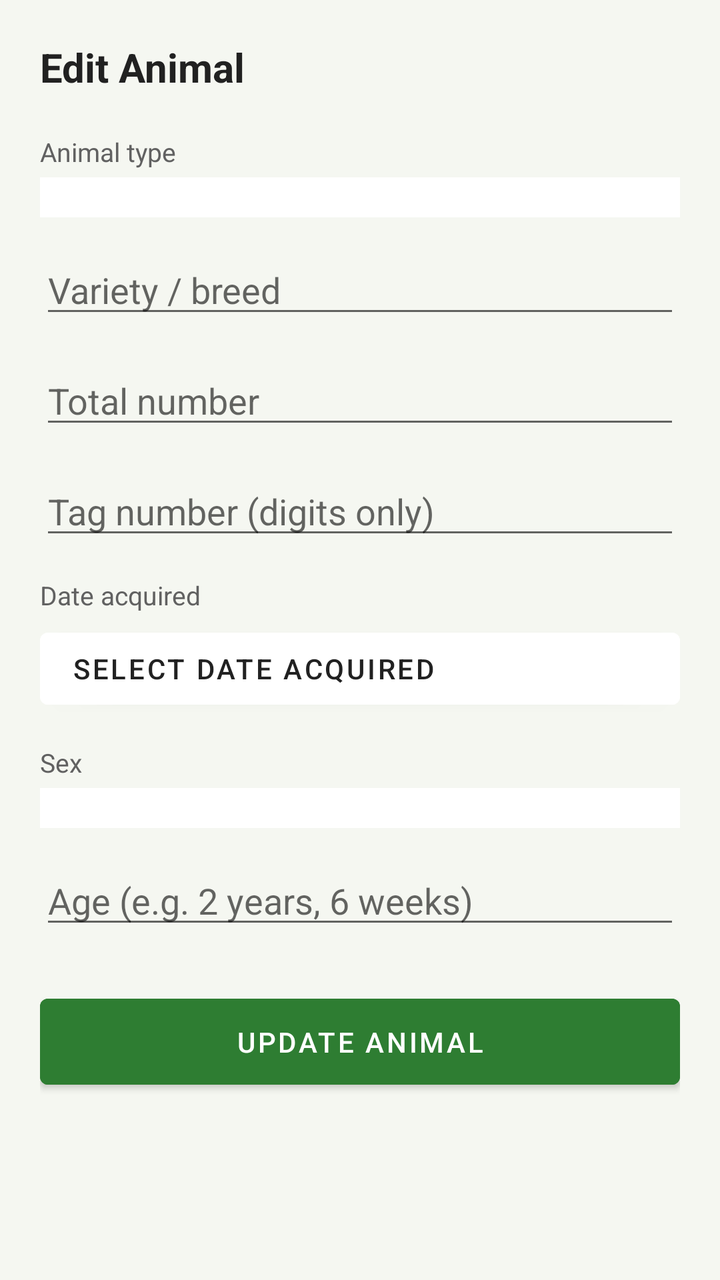
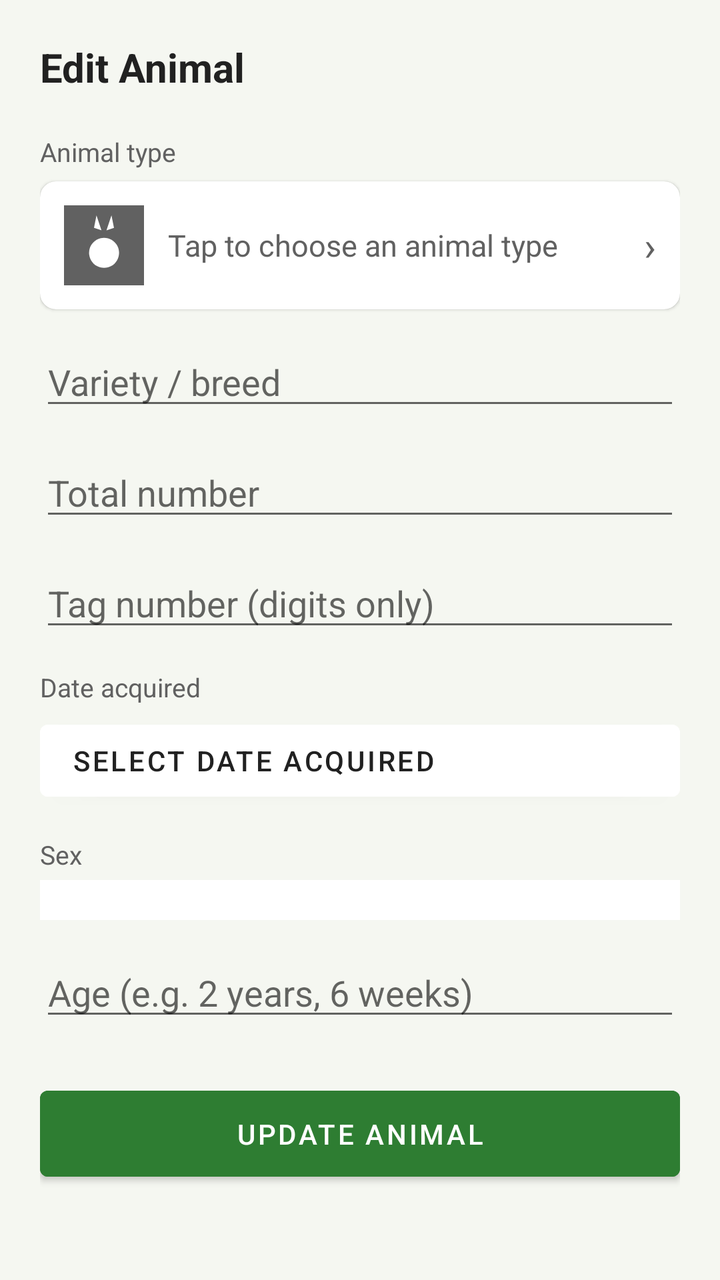

Screens rendered from an Android XML layout before and after an edit, with the pre-edit source and the edit as a unified diff.
<!-- AndroidManifest.xml: application theme Theme.AnimalManagerApp -->
<!-- res/layout/activity_edit_animal.xml -->
<?xml version="1.0" encoding="utf-8"?>
<ScrollView xmlns:android="http://schemas.android.com/apk/res/android"
    android:layout_width="match_parent"
    android:layout_height="match_parent"
    android:background="@color/background_light"
    android:fillViewport="true">

    <LinearLayout
        android:layout_width="match_parent"
        android:layout_height="wrap_content"
        android:orientation="vertical"
        android:padding="20dp">

        <TextView
            android:layout_width="wrap_content"
            android:layout_height="wrap_content"
            android:text="Edit Animal"
            android:textColor="@color/text_primary"
            android:textSize="20sp"
            android:textStyle="bold" />

        <TextView
            android:layout_width="wrap_content"
            android:layout_height="wrap_content"
            android:layout_marginTop="20dp"
            android:text="Animal type"
            android:textColor="@color/text_secondary"
            android:textSize="13sp" />

        <Spinner
            android:id="@+id/spinnerAnimalType"
            android:layout_width="match_parent"
            android:layout_height="wrap_content"
            android:layout_marginTop="4dp"
            android:background="@color/card_white"
            android:padding="10dp" />

        <EditText
            android:id="@+id/etCustomAnimalType"
            android:layout_width="match_parent"
            android:layout_height="wrap_content"
            android:layout_marginTop="10dp"
            android:hint="Enter animal type"
            android:inputType="textCapWords"
            android:visibility="gone" />

        <EditText
            android:id="@+id/etVariety"
            android:layout_width="match_parent"
            android:layout_height="wrap_content"
            android:layout_marginTop="14dp"
            android:hint="Variety / breed"
            android:inputType="textCapWords" />

        <EditText
            android:id="@+id/etQuantity"
            android:layout_width="match_parent"
            android:layout_height="wrap_content"
            android:layout_marginTop="14dp"
            android:hint="Total number"
            android:inputType="number" />

        <LinearLayout
            android:id="@+id/llPoultryFields"
            android:layout_width="match_parent"
            android:layout_height="wrap_content"
            android:orientation="vertical"
            android:visibility="gone">

            <EditText
                android:id="@+id/etLayingCount"
                android:layout_width="match_parent"
                android:layout_height="wrap_content"
                android:layout_marginTop="14dp"
                android:hint="Number currently laying (optional)"
                android:inputType="number" />

            <EditText
                android:id="@+id/etTraysCollected"
                android:layout_width="match_parent"
                android:layout_height="wrap_content"
                android:layout_marginTop="14dp"
                android:hint="Egg trays collected so far (optional)"
                android:inputType="number" />
        </LinearLayout>

        <EditText
            android:id="@+id/etTagNumber"
            android:layout_width="match_parent"
            android:layout_height="wrap_content"
            android:layout_marginTop="14dp"
            android:hint="Tag number (digits only)"
            android:inputType="number" />

        <TextView
            android:layout_width="wrap_content"
            android:layout_height="wrap_content"
            android:layout_marginTop="14dp"
            android:text="Date acquired"
            android:textColor="@color/text_secondary"
            android:textSize="13sp" />

        <Button
            android:id="@+id/btnDateAcquired"
            android:layout_width="match_parent"
            android:layout_height="wrap_content"
            android:layout_marginTop="4dp"
            android:backgroundTint="@color/card_white"
            android:gravity="start|center_vertical"
            android:text="Select date acquired"
            android:textColor="@color/text_primary" />

        <TextView
            android:layout_width="wrap_content"
            android:layout_height="wrap_content"
            android:layout_marginTop="14dp"
            android:text="Sex"
            android:textColor="@color/text_secondary"
            android:textSize="13sp" />

        <Spinner
            android:id="@+id/spinnerSex"
            android:layout_width="match_parent"
            android:layout_height="wrap_content"
            android:layout_marginTop="4dp"
            android:background="@color/card_white"
            android:padding="10dp" />

        <EditText
            android:id="@+id/etAge"
            android:layout_width="match_parent"
            android:layout_height="wrap_content"
            android:layout_marginTop="14dp"
            android:hint="Age (e.g. 2 years, 6 weeks)"
            android:inputType="text" />

        <Button
            android:id="@+id/btnUpdateAnimal"
            android:layout_width="match_parent"
            android:layout_height="wrap_content"
            android:layout_marginTop="24dp"
            android:backgroundTint="@color/green_primary"
            android:padding="12dp"
            android:text="Update Animal"
            android:textColor="@color/white" />

    </LinearLayout>
</ScrollView>
<!-- resources referenced by this layout -->
<resources>
  <color name="background_light">#F5F7F1</color>
  <color name="card_white">#FFFFFF</color>
  <color name="green_primary">#2E7D32</color>
  <color name="text_primary">#212121</color>
  <color name="text_secondary">#616161</color>
  <color name="white">#FFFFFF</color>
  <style name="Theme.AnimalManagerApp" parent="Theme.MaterialComponents.Light.NoActionBar">
          <item name="colorPrimary">@color/green_primary</item>
          <item name="colorPrimaryDark">@color/green_dark</item>
          <item name="colorAccent">@color/amber_warning</item>
          <item name="android:windowBackground">@color/background_light</item>
          <item name="android:statusBarColor" tools:targetApi="21">@color/green_dark</item>
          <item name="android:forceDarkAllowed" tools:targetApi="29">false</item>
      </style>
  <color name="green_dark">#1B5E20</color>
  <color name="amber_warning">#F9A825</color>
</resources>

<!-- the commit's change to res/layout/activity_edit_animal.xml (unified diff, before → after) -->
@@ -27,22 +27,48 @@
             android:textColor="@color/text_secondary"
             android:textSize="13sp" />
 
-        <Spinner
-            android:id="@+id/spinnerAnimalType"
+        <androidx.cardview.widget.CardView
+            android:id="@+id/cardSelectType"
             android:layout_width="match_parent"
             android:layout_height="wrap_content"
-            android:layout_marginTop="4dp"
-            android:background="@color/card_white"
-            android:padding="10dp" />
+            android:layout_marginTop="6dp"
+            xmlns:app="http://schemas.android.com/apk/res-auto"
+            app:cardCornerRadius="8dp"
+            app:cardElevation="1dp">
 
-        <EditText
-            android:id="@+id/etCustomAnimalType"
-            android:layout_width="match_parent"
-            android:layout_height="wrap_content"
-            android:layout_marginTop="10dp"
-            android:hint="Enter animal type"
-            android:inputType="textCapWords"
-            android:visibility="gone" />
+            <LinearLayout
+                android:layout_width="match_parent"
+                android:layout_height="wrap_content"
+                android:gravity="center_vertical"
+                android:orientation="horizontal"
+                android:padding="12dp">
+
+                <ImageView
+                    android:id="@+id/ivSelectedTypeImage"
+                    android:layout_width="40dp"
+                    android:layout_height="40dp"
+                    android:contentDescription="Selected animal type"
+                    android:scaleType="centerCrop"
+                    android:src="@drawable/ic_cat_other_animal" />
+
+                <TextView
+                    android:id="@+id/tvSelectedTypeName"
+                    android:layout_width="0dp"
+                    android:layout_height="wrap_content"
+                    android:layout_marginStart="12dp"
+                    android:layout_weight="1"
+                    android:text="Tap to choose an animal type"
+                    android:textColor="@color/text_secondary"
+                    android:textSize="15sp" />
+
+                <TextView
+                    android:layout_width="wrap_content"
+                    android:layout_height="wrap_content"
+                    android:text="›"
+                    android:textColor="@color/text_secondary"
+                    android:textSize="20sp" />
+            </LinearLayout>
+        </androidx.cardview.widget.CardView>
 
         <EditText
             android:id="@+id/etVariety"
<!-- resource entries referenced after the edit -->
@@ -6,6 +6,16 @@
   <color name="text_primary">#212121</color>
   <color name="text_secondary">#616161</color>
   <color name="white">#FFFFFF</color>
+  <!-- drawable ic_cat_other_animal (drawable) -->
+  <?xml version="1.0" encoding="utf-8"?>
+  <vector xmlns:android="http://schemas.android.com/apk/res/android"
+      android:width="64dp" android:height="64dp"
+      android:viewportWidth="64" android:viewportHeight="64">
+      <path android:fillColor="#616161" android:pathData="M0,0h64v64h-64z" />
+      <path android:fillColor="#FFFFFF" android:pathData="M32,26 a12,12 0 1,0 0.1,0 Z" />
+      <path android:fillColor="#FFFFFF" android:pathData="M24,18 L26,8 L30,20 Z" />
+      <path android:fillColor="#FFFFFF" android:pathData="M40,18 L38,8 L34,20 Z" />
+  </vector>
   <style name="Theme.AnimalManagerApp" parent="Theme.MaterialComponents.Light.NoActionBar">
           <item name="colorPrimary">@color/green_primary</item>
           <item name="colorPrimaryDark">@color/green_dark</item>
